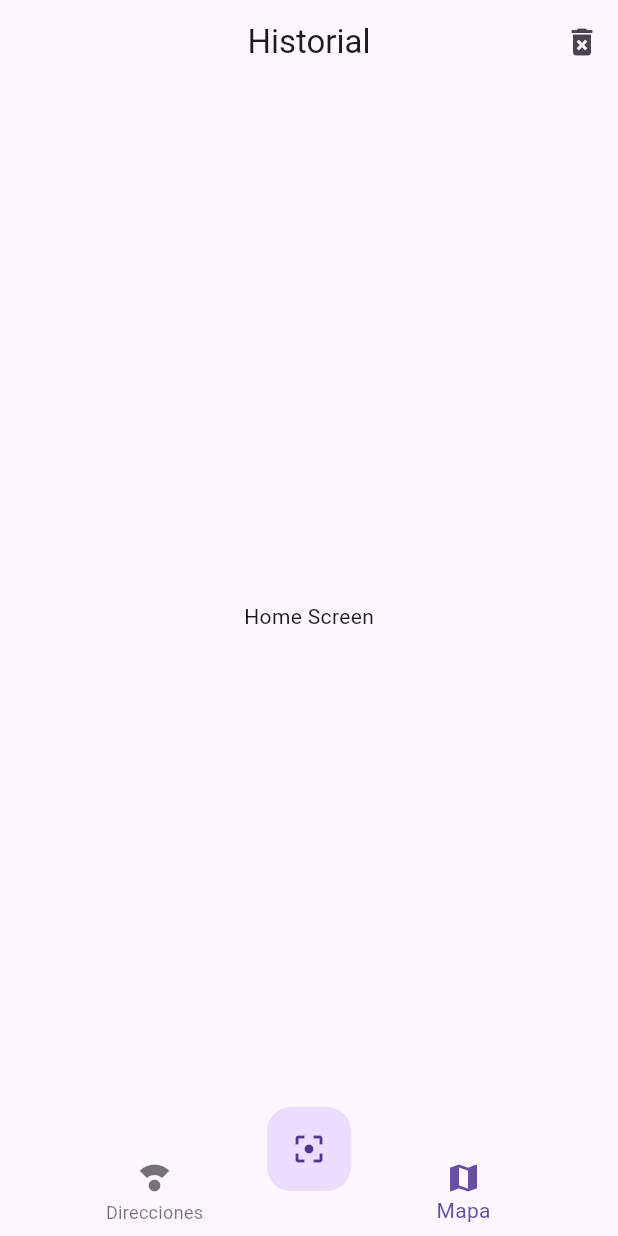
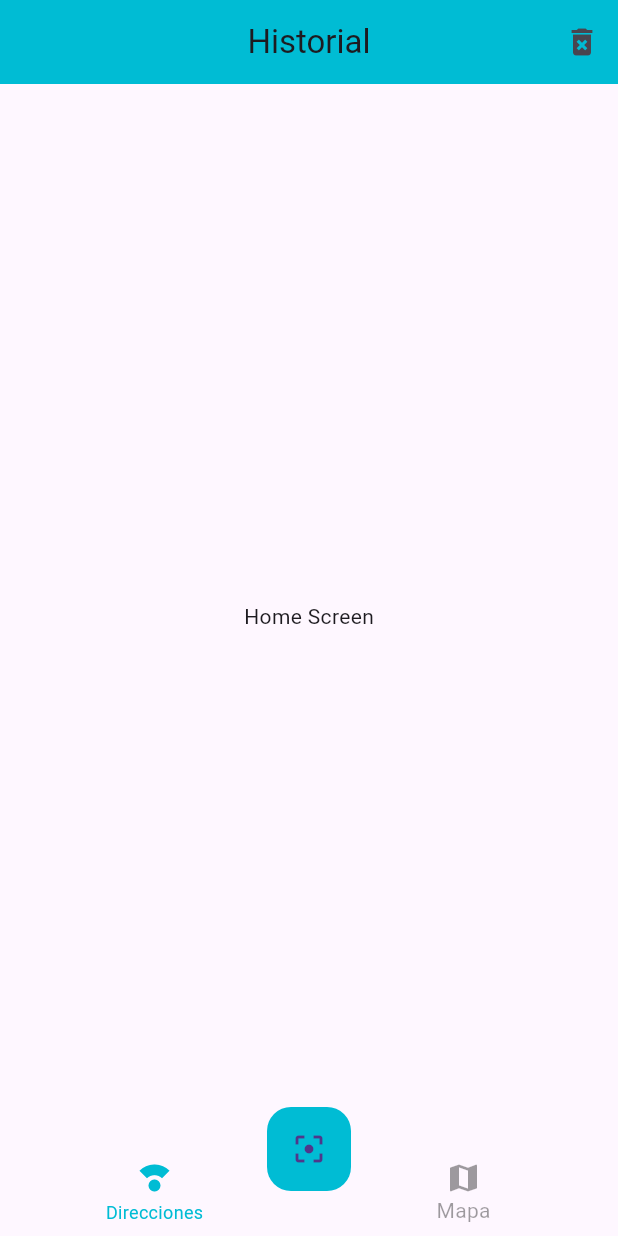
Before and after one commit to alexglzrys/flutter_qrcode, a Flutter app: the screen it shows after launch, on a phone screen of 412 x 824 dp. Run offline on Flutter 3.47's test engine with Material 3 defaults, Android fonts, the phone set to English and light mode, and no system bars.

Commit message:
tema de la aplicación

```diff
--- a/lib/main.dart
+++ b/lib/main.dart
@@ -17,6 +17,14 @@ class QRCodeApp extends StatelessWidget {
         'home': (_) => const HomeScreen(),
         'map': (_) => const MapScreen()
       },
+      // Tema principal de la aplicación (se recomienda trabajarlo en línea para ver reflejados los cambios en caliente, una vez terminado, se puede separar su declaración en un archivo de tema independiente)
+      theme: ThemeData(
+          bottomNavigationBarTheme: const BottomNavigationBarThemeData(
+              unselectedItemColor: Colors.cyan,
+              selectedItemColor: Colors.black38),
+          appBarTheme: const AppBarTheme(backgroundColor: Colors.cyan),
+          floatingActionButtonTheme: const FloatingActionButtonThemeData(
+              backgroundColor: Colors.cyan)),
     );
   }
 }
```
